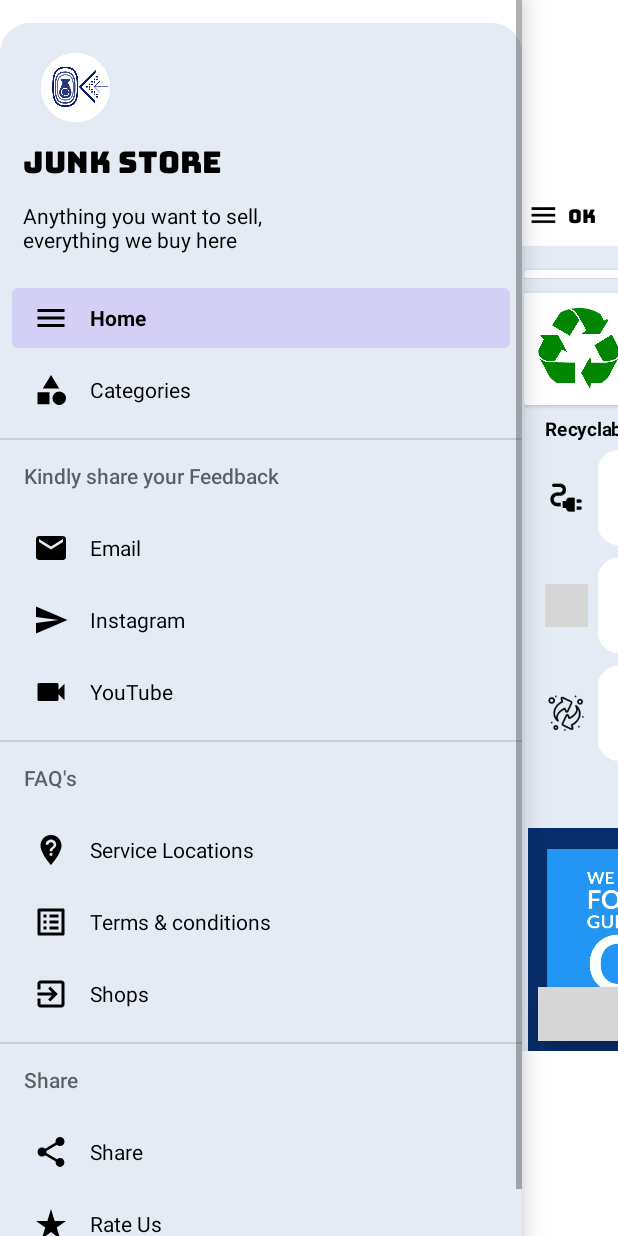
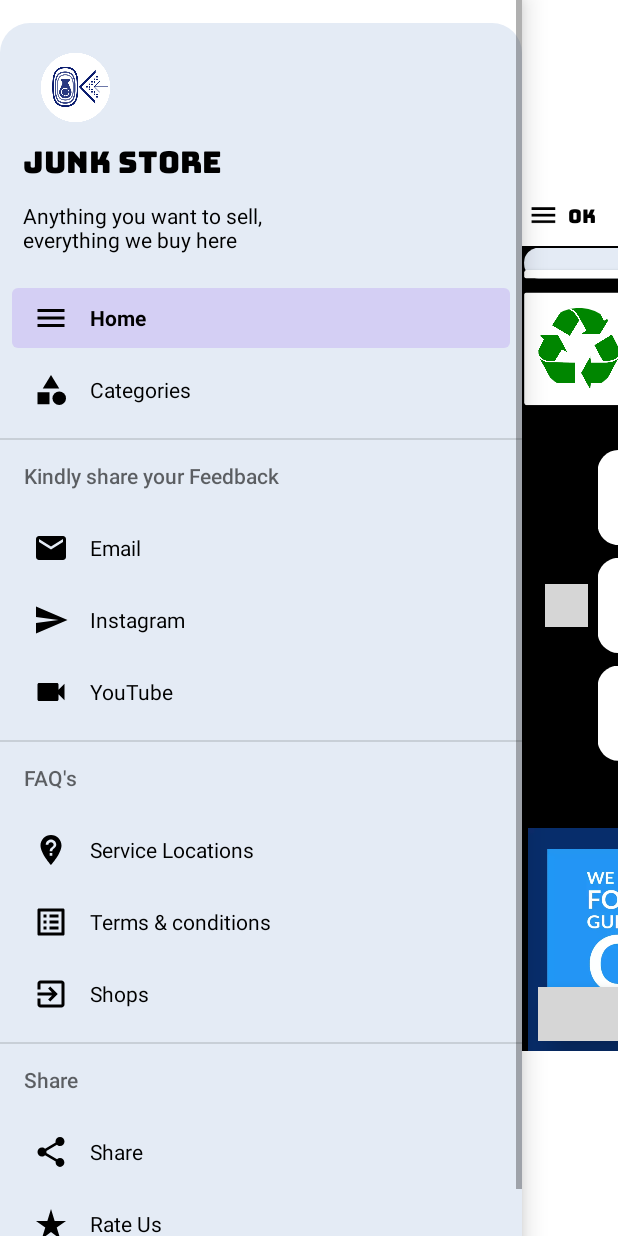
Before and after one commit to Karangupta0786/OK-Recycling-and-services, an Android app: the screen it shows after launch (DashboardActivity), with the side drawer open, on a phone screen of 412 x 824 dp. Run offline under Robolectric (Android 15) with nearby library versions, the phone set to English and light mode, and no system bars; our stand-ins replace Firebase (no records; nobody signed in at launch, a user with empty details on screens opened directly), sdp/ssp sizes; libraries missing offline, so code that uses them is left out: com.denzcoskun.imageslider, com.ismaeldivita.chipnavigation, soup.neumorphism; plain views replace ChipNavigationBar, ImageSlider, NeumorphCardView, RoundedImageView; Roboto replaces fonts that are not available here; 9 statements that could not run were skipped; grey boxes are pictures that could not be loaded.

Commit message:
Order of Orders

```diff
--- a/app/build.gradle
+++ b/app/build.gradle
@@ -10,8 +10,8 @@ android {
         applicationId "com.okjunkstore.beta"
         minSdkVersion 23
         targetSdkVersion 34
-        versionCode 17
-        versionName "2.1.18"
+        versionCode 18
+        versionName "2.1.19"
 
         testInstrumentationRunner "androidx.test.runner.AndroidJUnitRunner"
     }
--- a/app/src/main/res/layout/activity_order.xml
+++ b/app/src/main/res/layout/activity_order.xml
@@ -703,7 +703,7 @@
                     android:buttonTint="#f4d47c"
                     android:checked="true"
                     android:text="I agree, Terms and Condtions"
-                    android:textColor="@color/black"
+                    android:textColor="@color/white"
                     android:textSize="16sp" />
 
                 <ImageView
--- a/app/src/main/res/layout/fragment_dashboard.xml
+++ b/app/src/main/res/layout/fragment_dashboard.xml
@@ -10,13 +10,15 @@
     <ScrollView
         android:id="@+id/scroll"
         android:layout_width="match_parent"
+        android:background="@color/black"
         android:layout_height="match_parent">
 
     <LinearLayout
         android:layout_width="match_parent"
         android:layout_height="wrap_content"
+        android:backgroundTint="@color/black"
         android:padding="2dp"
-        android:background="@color/background_theme"
+        android:background="@color/black"
         android:orientation="vertical">
 
         <RelativeLayout
```
Also changed, not shown: app/src/main/java/com/okjunkstore/beta/UserProfile.java (+27 -5 lines).
